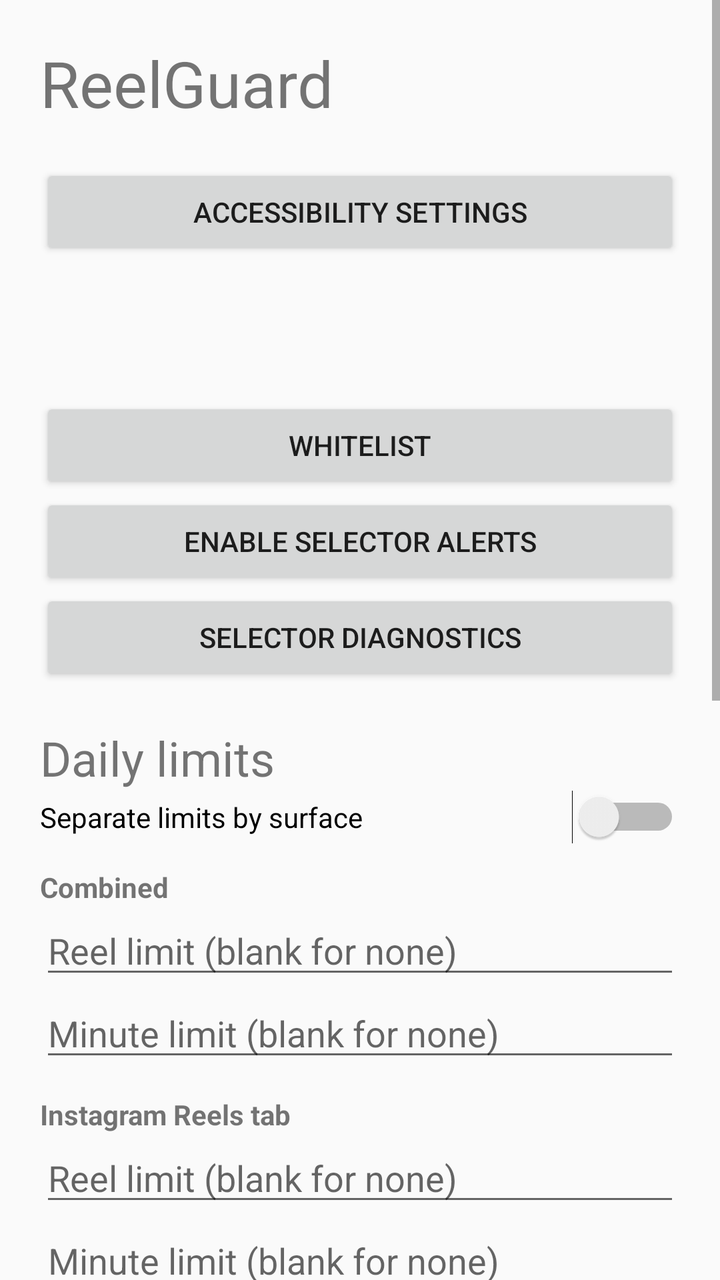
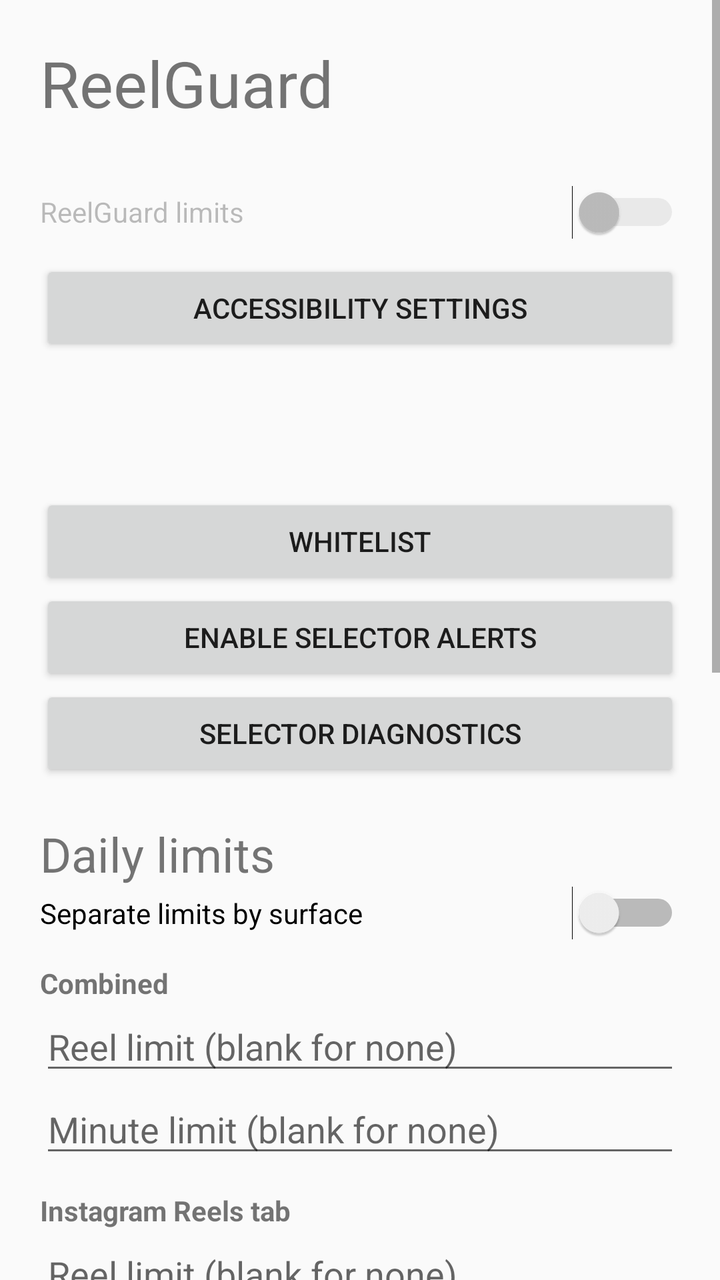

Before-and-after screenshots of an Android layout around one commit, followed by the original layout XML and the change that was made.
<!-- AndroidManifest.xml: application theme ReelGuardTheme -->
<!-- res/layout/main_activity.xml -->
<ScrollView xmlns:android="http://schemas.android.com/apk/res/android" android:layout_width="match_parent" android:layout_height="match_parent" android:fillViewport="true">
    <LinearLayout android:layout_width="match_parent" android:layout_height="wrap_content" android:orientation="vertical" android:padding="20dp">
        <TextView android:id="@+id/title" android:layout_width="match_parent" android:layout_height="wrap_content" android:text="@string/app_name" android:textSize="32sp" android:accessibilityHeading="true" />
        <TextView android:id="@+id/status" android:layout_width="match_parent" android:layout_height="wrap_content"  />
        <Button android:id="@+id/enable" android:layout_width="match_parent" android:layout_height="wrap_content" android:text="Accessibility settings" />
        <TextView android:id="@+id/usage" android:layout_width="match_parent" android:layout_height="wrap_content" android:textSize="16sp" android:paddingTop="16dp" android:paddingBottom="12dp" />
        <TextView android:id="@+id/diagnostic" android:layout_width="match_parent" android:layout_height="wrap_content"  />
        <Button android:id="@+id/whitelist" android:layout_width="match_parent" android:layout_height="wrap_content" android:text="Whitelist" />
        <Button android:id="@+id/notifications" android:layout_width="match_parent" android:layout_height="wrap_content" android:text="Enable selector alerts" />
        <Button android:id="@+id/debug" android:layout_width="match_parent" android:layout_height="wrap_content" android:text="Selector diagnostics" />
        <TextView android:id="@+id/limits_header" android:layout_width="match_parent" android:layout_height="wrap_content" android:text="Daily limits" android:paddingTop="20dp" android:textSize="24sp" android:accessibilityHeading="true" />
        <Switch android:id="@+id/separate" android:layout_width="match_parent" android:layout_height="wrap_content" android:text="Separate limits by surface" />
        <LinearLayout android:id="@+id/cap_group_0" android:layout_width="match_parent" android:layout_height="wrap_content" android:orientation="vertical" android:paddingTop="12dp">
        <TextView android:id="@+id/cap_label_0" android:layout_width="match_parent" android:layout_height="wrap_content" android:text="Combined" android:textStyle="bold" />
        <EditText android:id="@+id/counts_0" android:layout_width="match_parent" android:layout_height="wrap_content" android:inputType="number" android:maxLines="1" android:hint="Reel limit (blank for none)" />
        <EditText android:id="@+id/minutes_0" android:layout_width="match_parent" android:layout_height="wrap_content" android:inputType="number" android:maxLines="1" android:hint="Minute limit (blank for none)" />
        </LinearLayout>
        <LinearLayout android:id="@+id/cap_group_1" android:layout_width="match_parent" android:layout_height="wrap_content" android:orientation="vertical" android:paddingTop="12dp">
        <TextView android:id="@+id/cap_label_1" android:layout_width="match_parent" android:layout_height="wrap_content" android:text="Instagram Reels tab" android:textStyle="bold" />
        <EditText android:id="@+id/counts_1" android:layout_width="match_parent" android:layout_height="wrap_content" android:inputType="number" android:maxLines="1" android:hint="Reel limit (blank for none)" />
        <EditText android:id="@+id/minutes_1" android:layout_width="match_parent" android:layout_height="wrap_content" android:inputType="number" android:maxLines="1" android:hint="Minute limit (blank for none)" />
        </LinearLayout>
        <LinearLayout android:id="@+id/cap_group_2" android:layout_width="match_parent" android:layout_height="wrap_content" android:orientation="vertical" android:paddingTop="12dp">
        <TextView android:id="@+id/cap_label_2" android:layout_width="match_parent" android:layout_height="wrap_content" android:text="Instagram feed videos" android:textStyle="bold" />
        <EditText android:id="@+id/counts_2" android:layout_width="match_parent" android:layout_height="wrap_content" android:inputType="number" android:maxLines="1" android:hint="Reel limit (blank for none)" />
        <EditText android:id="@+id/minutes_2" android:layout_width="match_parent" android:layout_height="wrap_content" android:inputType="number" android:maxLines="1" android:hint="Minute limit (blank for none)" />
        </LinearLayout>
        <LinearLayout android:id="@+id/cap_group_3" android:layout_width="match_parent" android:layout_height="wrap_content" android:orientation="vertical" android:paddingTop="12dp">
        <TextView android:id="@+id/cap_label_3" android:layout_width="match_parent" android:layout_height="wrap_content" android:text="YouTube Shorts" android:textStyle="bold" />
        <EditText android:id="@+id/counts_3" android:layout_width="match_parent" android:layout_height="wrap_content" android:inputType="number" android:maxLines="1" android:hint="Reel limit (blank for none)" />
        <EditText android:id="@+id/minutes_3" android:layout_width="match_parent" android:layout_height="wrap_content" android:inputType="number" android:maxLines="1" android:hint="Minute limit (blank for none)" />
        </LinearLayout>
        <Switch android:id="@+id/swipe" android:layout_width="match_parent" android:layout_height="wrap_content" android:text="Count each distinct item on arrival" />
        <EditText android:id="@+id/dwell" android:layout_width="match_parent" android:layout_height="wrap_content" android:inputType="number" android:maxLines="1" android:hint="Minimum dwell in seconds" />
        <EditText android:id="@+id/warning_percent" android:layout_width="match_parent" android:layout_height="wrap_content" android:inputType="number" android:maxLines="1" android:hint="Warning threshold (%)" />
        <Button android:id="@+id/reset" android:layout_width="match_parent" android:layout_height="wrap_content" android:text="Daily reset" />
        <Button android:id="@+id/save" android:layout_width="match_parent" android:layout_height="wrap_content" android:text="Save settings" />
        <Button android:id="@+id/cancel" android:layout_width="match_parent" android:layout_height="wrap_content" android:text="Reset draft" />
        <TextView android:id="@+id/form_result" android:layout_width="match_parent" android:layout_height="wrap_content"  />
    </LinearLayout>
</ScrollView>
<!-- resources referenced by this layout -->
<resources>
  <string name="app_name">ReelGuard</string>
  <style name="ReelGuardTheme" parent="@android:style/Theme.Material.Light.NoActionBar">
          <item name="android:colorAccent">#315F4C</item>
      </style>
</resources>

<!-- the commit's change to res/layout/main_activity.xml (unified diff, before → after) -->
@@ -2,6 +2,11 @@
     <LinearLayout android:layout_width="match_parent" android:layout_height="wrap_content" android:orientation="vertical" android:padding="20dp">
         <TextView android:id="@+id/title" android:layout_width="match_parent" android:layout_height="wrap_content" android:text="@string/app_name" android:textSize="32sp" android:accessibilityHeading="true" />
         <TextView android:id="@+id/status" android:layout_width="match_parent" android:layout_height="wrap_content"  />
+        <Switch android:id="@+id/enforcement" android:layout_width="match_parent" android:layout_height="wrap_content"
+            android:minHeight="48dp" android:enabled="false" android:saveEnabled="false"
+            android:text="@string/enforcement_label" />
+        <TextView android:id="@+id/enforcement_summary" android:layout_width="match_parent"
+            android:layout_height="wrap_content" android:visibility="gone" />
         <Button android:id="@+id/enable" android:layout_width="match_parent" android:layout_height="wrap_content" android:text="Accessibility settings" />
         <TextView android:id="@+id/usage" android:layout_width="match_parent" android:layout_height="wrap_content" android:textSize="16sp" android:paddingTop="16dp" android:paddingBottom="12dp" />
         <TextView android:id="@+id/diagnostic" android:layout_width="match_parent" android:layout_height="wrap_content"  />
<!-- resource entries referenced after the edit -->
@@ -1,6 +1,7 @@
 <!-- resources referenced by this layout -->
 <resources>
   <string name="app_name">ReelGuard</string>
+  <string name="enforcement_label">ReelGuard limits</string>
   <style name="ReelGuardTheme" parent="@android:style/Theme.Material.Light.NoActionBar">
           <item name="android:colorAccent">#315F4C</item>
       </style>
